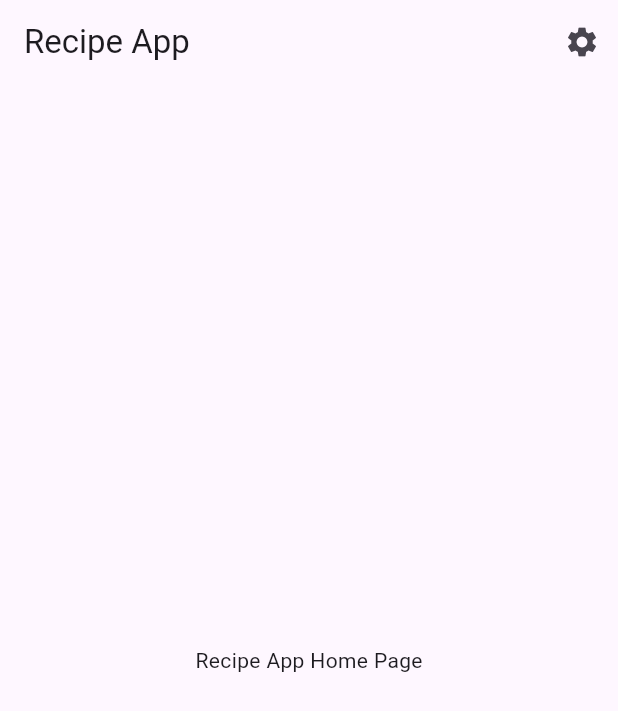
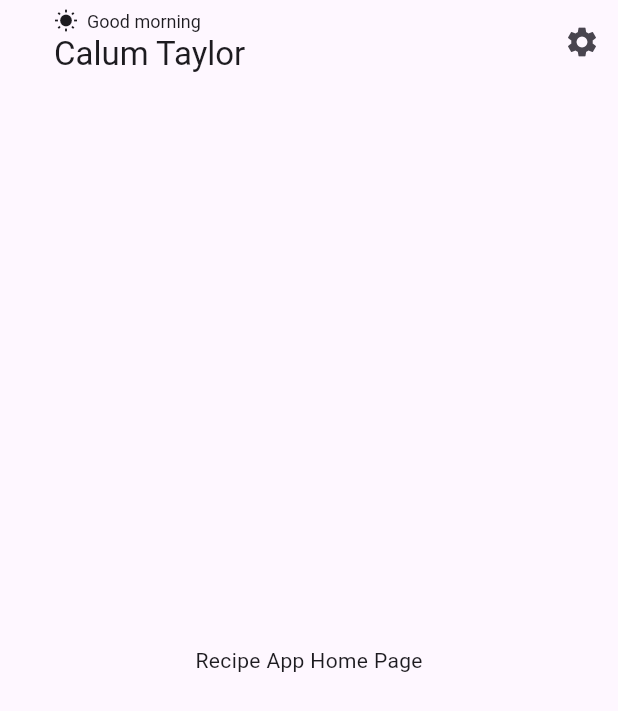
Before and after one commit to GreatSandwiches/recipe_flutter_app, a Flutter app: the screen it shows after launch, on a phone screen of 412 x 824 dp. Shown: the top 711 px of the screen. Run offline on Flutter 3.47's test engine with Material 3 defaults, Android fonts, the phone set to English and light mode, and no system bars.

Commit message:
Update AppBar title to include greeting and user name

```diff
--- a/lib/main.dart
+++ b/lib/main.dart
@@ -13,7 +13,22 @@ class MainApp extends StatelessWidget {
     return MaterialApp(
       home: Scaffold(
         appBar: AppBar(
-            title: const Text('Recipe App'),
+            title: Padding(
+              padding: const EdgeInsets.only(left: 20.0),
+              child: Column(
+              crossAxisAlignment: CrossAxisAlignment.start,
+              children: [
+                Row(
+                children: const [
+                  Icon(Icons.wb_sunny, size: 16),
+                  SizedBox(width: 6),
+                  Text('Good morning', style: TextStyle(fontSize: 12)),
+                ],
+                ),
+                const Text('Calum Taylor'),
+              ],
+              ),
+            ),
             centerTitle: false,
           actions: [
             IconButton(
```
